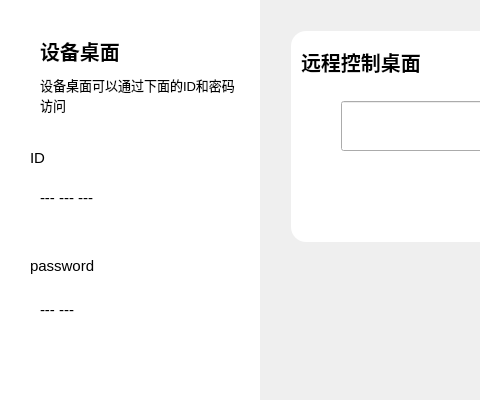
Old version of the form client/ui/MainWindow.ui in the repository coldwindx/QnyDesk; both pictures show x 0 to 480 and y 0 to 400 of the 752 by 540 pixel window.
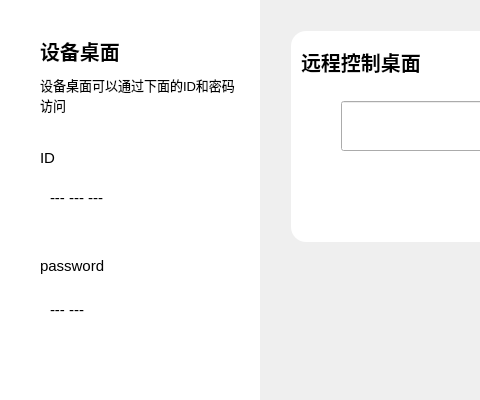
New version of the form. Icons and pictures are not drawn. Custom widgets are drawn as their Qt base class.

The edit to the form file:
```diff
--- a/client/ui/MainWindow.ui
+++ b/client/ui/MainWindow.ui
@@ -106,7 +106,7 @@
        <widget class="QLabel" name="label_3">
         <property name="geometry">
          <rect>
-          <x>10</x>
+          <x>20</x>
           <y>10</y>
           <width>72</width>
           <height>15</height>
@@ -124,9 +124,9 @@
        <widget class="QLabel" name="idLabel">
         <property name="geometry">
          <rect>
-          <x>20</x>
+          <x>30</x>
           <y>50</y>
-          <width>210</width>
+          <width>181</width>
           <height>16</height>
          </rect>
         </property>
@@ -190,7 +190,7 @@
        <widget class="QLabel" name="label_4">
         <property name="geometry">
          <rect>
-          <x>10</x>
+          <x>20</x>
           <y>0</y>
           <width>72</width>
           <height>31</height>
@@ -208,9 +208,9 @@
        <widget class="QLabel" name="passwordLabel">
         <property name="geometry">
          <rect>
-          <x>20</x>
+          <x>30</x>
           <y>40</y>
-          <width>210</width>
+          <width>111</width>
           <height>40</height>
          </rect>
         </property>
```
